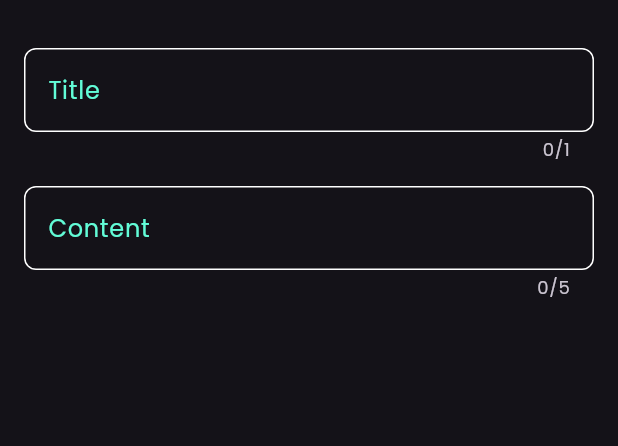
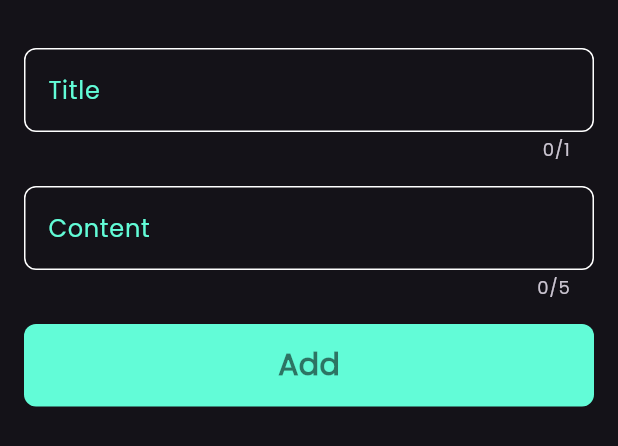
Before and after one commit to MohamedJamaal/notes_app, a Flutter app: the AddNoteBottomSheet widget shown alone on an empty page, opened directly, on a phone screen of 412 x 824 dp. Shown: the top 446 px of the screen. Run offline on Flutter 3.47's test engine with Material 3 defaults, Android fonts, the phone set to English and light mode, and no system bars; our stand-ins replace font_awesome_flutter.

Commit message:
Add button and finish notes bottom sheet

```diff
--- a/lib/views/widgets/add_note_bottom_sheet.dart
+++ b/lib/views/widgets/add_note_bottom_sheet.dart
@@ -1,4 +1,5 @@
 import 'package:flutter/material.dart';
+import 'package:notes_app/views/widgets/custom_button.dart';
 import 'package:notes_app/views/widgets/custom_text_filed.dart';
 
 class AddNoteBottomSheet extends StatelessWidget {
@@ -8,6 +9,7 @@ class AddNoteBottomSheet extends StatelessWidget {
   Widget build(BuildContext context) {
     return const Padding(
       padding: EdgeInsets.symmetric(horizontal: 16),
+      child: SingleChildScrollView(
         child: Column(
           children: [
             SizedBox(
@@ -23,7 +25,15 @@ class AddNoteBottomSheet extends StatelessWidget {
               hint: 'Content',
               maxLines: 5,
             ),
+            SizedBox(
+              height: 16,
+            ),
+            CustomButton(),
+            SizedBox(
+              height: 16,
+            ),
           ],
+        ),
       ),
     );
   }
--- /dev/null
+++ b/lib/views/widgets/custom_button.dart
@@ -0,0 +1,28 @@
+import 'package:flutter/material.dart';
+import 'package:notes_app/constants.dart';
+
+class CustomButton extends StatelessWidget {
+  const CustomButton({super.key});
+
+  @override
+  Widget build(BuildContext context) {
+    return Container(
+      width: MediaQuery.of(context).size.width, // width of the screen
+      height: 55,
+      decoration: BoxDecoration(
+        color: KPrimaryColor,
+        borderRadius: BorderRadius.circular(8),
+      ),
+      child: const Center(
+        child: Text(
+          'Add',
+          style: TextStyle(
+            color: Colors.black54,
+            fontSize: 20,
+            fontWeight: FontWeight.bold,
+          ),
+        ),
+      ),
+    );
+  }
+}
--- a/lib/views/widgets/notes_view_body.dart
+++ b/lib/views/widgets/notes_view_body.dart
@@ -1,7 +1,5 @@
 import 'package:flutter/material.dart';
-import 'package:font_awesome_flutter/font_awesome_flutter.dart';
 import 'package:notes_app/views/widgets/custom_app_bar.dart';
-import 'package:notes_app/views/widgets/custom_note_item.dart';
 import 'package:notes_app/views/widgets/notes_list_view.dart';
 
 class NotesViewBody extends StatelessWidget {
```
Lines whose indentation alone changed are shown as unchanged.
